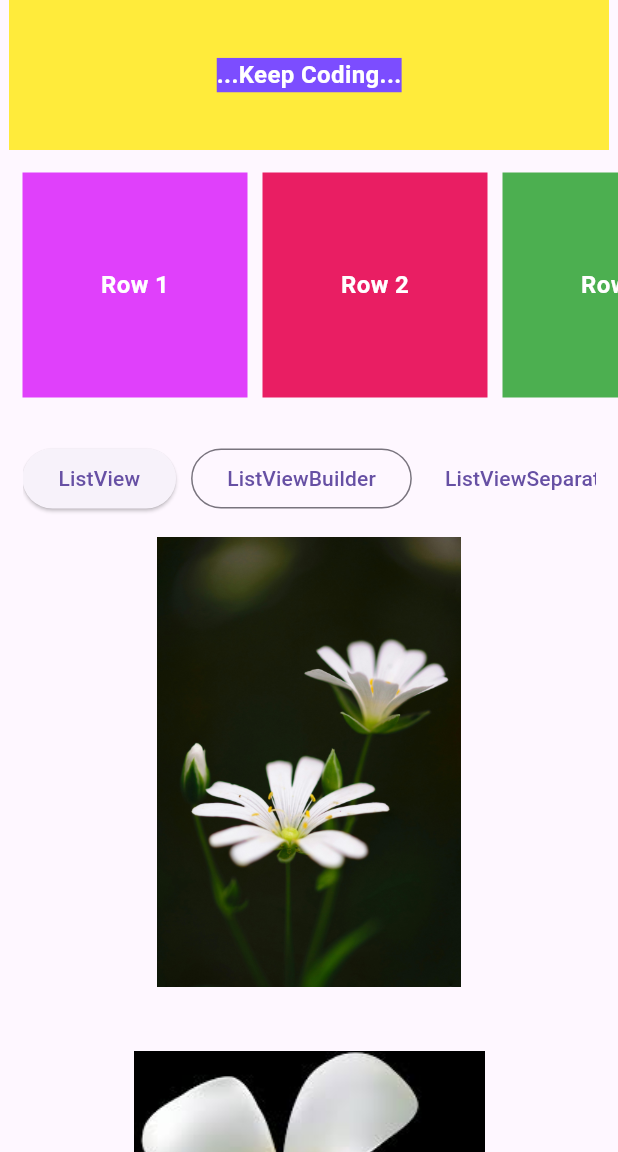
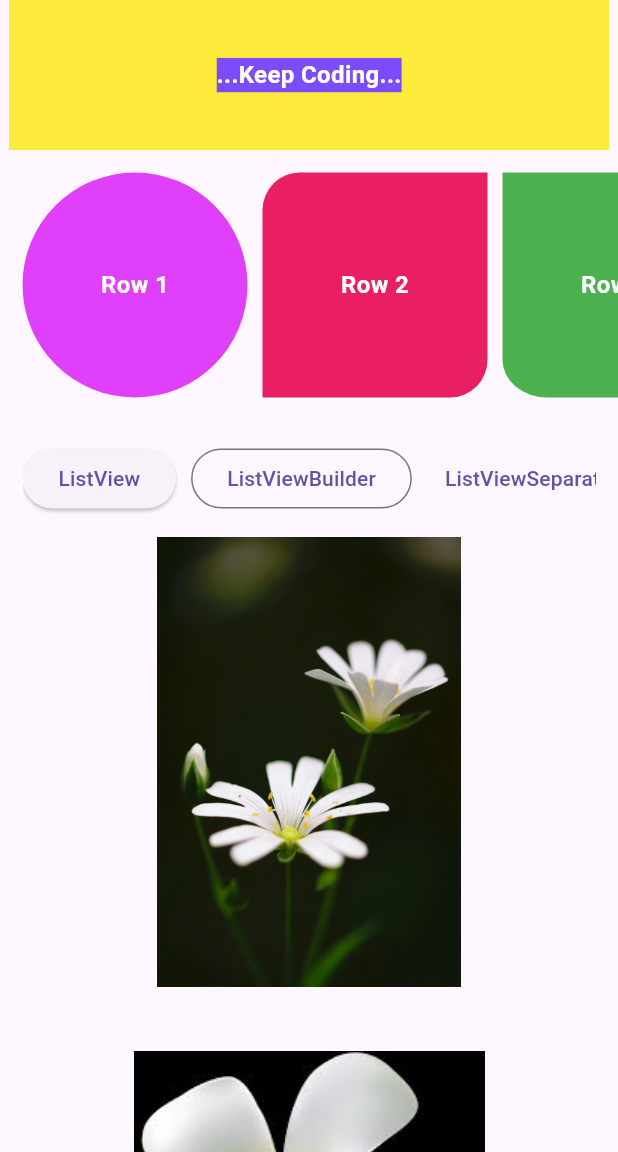
Before and after one commit to thisisdishang/JourneyToFlutter, a Flutter app: the screen it shows after launch, on a phone screen of 412 x 824 dp, the part 84-1236 px from its top. Run offline on Flutter 3.47's test engine with Material 3 defaults, Android fonts, the light colour scheme and no system bars; our stand-ins replace fluttertoast.

Commit message:
Learn BoxDecoration widget and it's properties

```diff
--- a/lib/main.dart
+++ b/lib/main.dart
@@ -1,4 +1,5 @@
 import 'package:flutter/material.dart';
+import 'package:fluttertoast/fluttertoast.dart';
 
 void main() {
   runApp(const MyApp());
@@ -36,7 +37,7 @@ class _MyHomePageState extends State<MyHomePage> {
         title: Center(
           child: Text(
             'Journey To Flutter',
-            style: TextStyle(color: Colors.white,fontWeight: FontWeight.w500),
+            style: TextStyle(color: Colors.white, fontWeight: FontWeight.w500),
           ),
         ),
       ),
@@ -70,19 +71,27 @@ class _MyHomePageState extends State<MyHomePage> {
                   mainAxisAlignment: MainAxisAlignment.spaceEvenly,
                   children: [
                     InkWell(
+                      borderRadius: BorderRadius.all(
+                        Radius.circular(20),
+                      ),
+                      splashColor: Colors.blue,
                       onTap: () {
-                        print('Tapped on Container 1');
+                        Fluttertoast.showToast(msg: 'Tapped on Container 1');
                       },
                       onLongPress: () {
-                        print('Long Pressed on Container 1');
+                        Fluttertoast.showToast(
+                            msg: 'Long Pressed on Container 1');
                       },
                       onDoubleTap: () {
-                        print('Double-Tapped on Container 1');
+                        Fluttertoast.showToast(
+                            msg: 'Double-Tapped on Container 1');
                       },
                       child: Container(
+                        decoration: BoxDecoration(
+                            color: Colors.purpleAccent,
+                            borderRadius: BorderRadius.circular(75)),
                         width: 150,
                         height: 150,
-                        color: Colors.purpleAccent,
                         child: Center(
                           child: InkWell(
                             onTap: () {
@@ -114,9 +123,13 @@ class _MyHomePageState extends State<MyHomePage> {
                         print('Double-Tapped on Container 2');
                       },
                       child: Container(
+                        decoration: BoxDecoration(
+                            color: Colors.pink,
+                            borderRadius: BorderRadius.only(
+                                topLeft: Radius.circular(25),
+                                bottomRight: Radius.circular(25))),
                         width: 150,
                         height: 150,
-                        color: Colors.pink,
                         child: Center(
                           child: InkWell(
                             onTap: () {
@@ -138,9 +151,15 @@ class _MyHomePageState extends State<MyHomePage> {
                       width: 10,
                     ),
                     Container(
+                      decoration: BoxDecoration(
+                        color: Colors.green,
+                        borderRadius: BorderRadius.only(
+                          topRight: Radius.elliptical(25, 30),
+                          bottomLeft: Radius.elliptical(30, 25),
+                        ),
+                      ),
                       width: 150,
                       height: 150,
-                      color: Colors.green,
                       child: Center(
                         child: InkWell(
                           onTap: () {
@@ -161,9 +180,17 @@ class _MyHomePageState extends State<MyHomePage> {
                       width: 10,
                     ),
                     Container(
+                      decoration: BoxDecoration(
+                          borderRadius: BorderRadius.all(
+                            Radius.circular(25),
+                          ),
+                          color: Colors.blue,
+                          border: Border.all(
+                            width: 7,
+                            color: Colors.red,
+                          )),
                       width: 150,
                       height: 150,
-                      color: Colors.blue,
                       child: Center(
                         child: InkWell(
                           onTap: () {
@@ -184,9 +211,18 @@ class _MyHomePageState extends State<MyHomePage> {
                       width: 10,
                     ),
                     Container(
+                      decoration: BoxDecoration(
+                          color: Colors.black,
+                          boxShadow: [
+                            BoxShadow(
+                              blurRadius: 15,
+                              spreadRadius: 8,
+                              color: Colors.deepPurpleAccent,
+                            ),
+                          ],
+                          shape: BoxShape.circle),
                       width: 150,
                       height: 150,
-                      color: Colors.black,
                       child: Center(
                         child: InkWell(
                           onTap: () {
--- a/pubspec.yaml
+++ b/pubspec.yaml
@@ -35,6 +35,7 @@ dependencies:
   # The following adds the Cupertino Icons font to your application.
   # Use with the CupertinoIcons class for iOS style icons.
   cupertino_icons: ^1.0.6
+  fluttertoast: ^8.2.6
 
 dev_dependencies:
   flutter_test:
```
Also changed, not shown: pubspec.lock.
